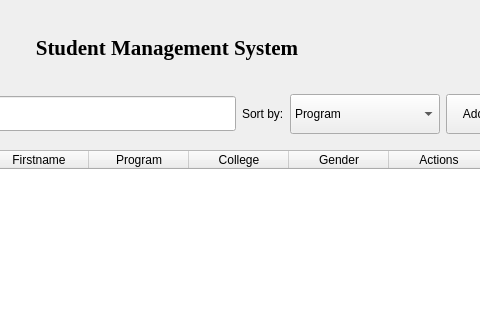
This is main_window.ui in Seaes24/Student-System-Management as Qt 5 draws it before an edit; both pictures show x 436 to 916 and y 0 to 321 of the 1000 by 700 pixel window. The edited form follows.
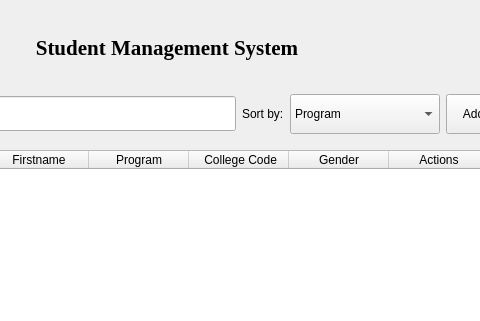
This is the edited form. The open tabs and pages were chosen to show the change.

```diff
--- a/main_window.ui
+++ b/main_window.ui
@@ -257,7 +257,7 @@
             </column>
             <column>
              <property name="text">
-              <string>College</string>
+              <string> College Code</string>
              </property>
             </column>
             <column>
```
Left out of the diff: 7 changed lines with no effect on the pictures.
